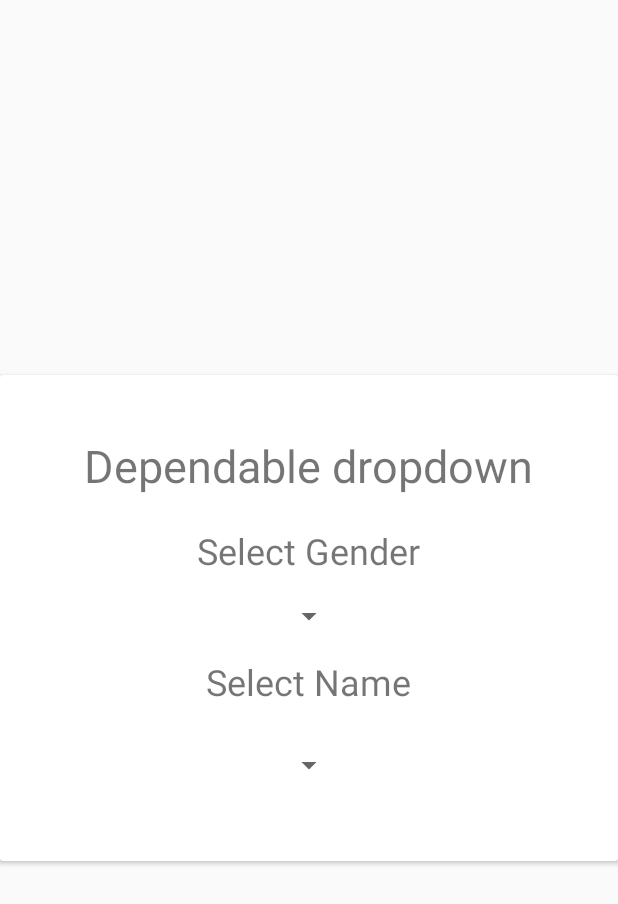
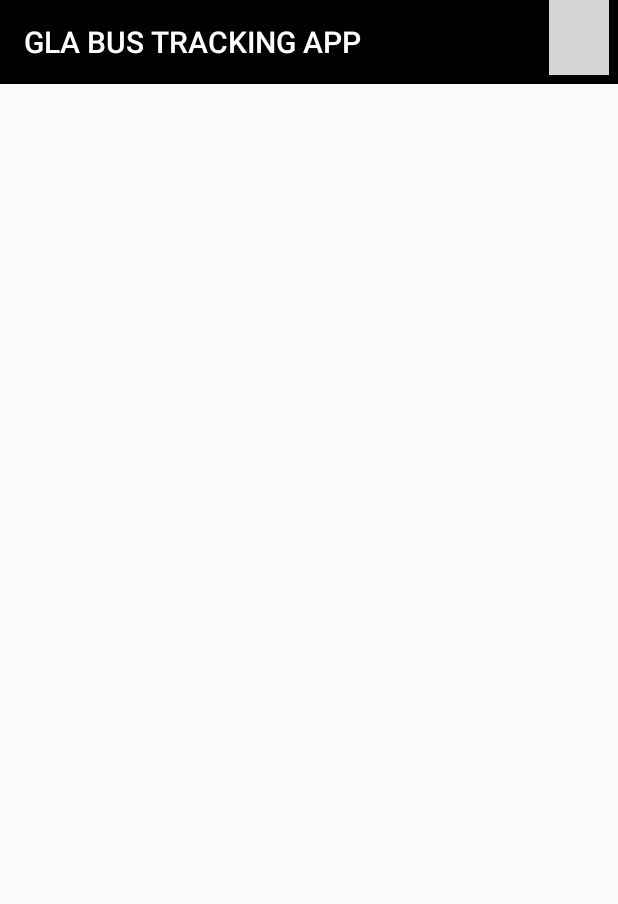
Before and after one commit to Dushyantsisodia2k22/Thrid_Year_Project_Secure_Seva, an Android app: the selectionActivity screen opened directly, with no data from a screen before it, on a phone screen of 412 x 824 dp. Shown: the top 904 px of the screen. Run offline under Robolectric (Android 15) with nearby library versions, the light colour scheme and no system bars; grey boxes are pictures that could not be loaded.

Commit message:
logout button working (no dialog box appear)

```diff
--- a/app/build.gradle
+++ b/app/build.gradle
@@ -34,6 +34,7 @@ dependencies {
     implementation 'androidx.appcompat:appcompat:1.6.1'
     implementation 'com.google.android.material:material:1.9.0'
     implementation 'androidx.constraintlayout:constraintlayout:2.1.4'
+    implementation 'com.google.firebase:firebase-auth:22.0.0'
     testImplementation 'junit:junit:4.13.2'
     androidTestImplementation 'androidx.test.ext:junit:1.1.5'
     androidTestImplementation 'androidx.test.espresso:espresso-core:3.5.1'
--- a/app/src/main/java/com/example/gla_final_2/selectionActivity.java
+++ b/app/src/main/java/com/example/gla_final_2/selectionActivity.java
@@ -1,14 +1,45 @@
 package com.example.gla_final_2;
 
 import androidx.appcompat.app.AppCompatActivity;
+import androidx.appcompat.widget.Toolbar;
 
+import android.content.Intent;
+import android.content.SharedPreferences;
 import android.os.Bundle;
+import android.view.View;
+import android.widget.Button;
+import android.widget.ImageView;
 
 public class selectionActivity extends AppCompatActivity {
+
+    public static final String PREFS_NAME = "MyPrefsFile";
+    public static final String PREF_KEY_HAS_LOGGED = "hasLogged";
 
     @Override
     protected void onCreate(Bundle savedInstanceState) {
         super.onCreate(savedInstanceState);
         setContentView(R.layout.activity_selection);
+        Toolbar toolbar = findViewById(R.id.toolbar);
+        setSupportActionBar(toolbar);
+
+        ImageView logoutButton = findViewById(R.id.logoutButton);
+        logoutButton.setOnClickListener(new View.OnClickListener() {
+            @Override
+            public void onClick(View v) {
+                // Handle logout button click here
+                saveLoggedStatus(false); // Mark user as logged out
+
+                Intent intent = new Intent(selectionActivity.this, login_Activity.class);
+                startActivity(intent);
+                finish(); // Optionally finish the current activity
+            }
+        });
+    }
+
+    private void saveLoggedStatus(boolean hasLogged) {
+        SharedPreferences sharedPreferences = getSharedPreferences(PREFS_NAME, MODE_PRIVATE);
+        SharedPreferences.Editor editor = sharedPreferences.edit();
+        editor.putBoolean(PREF_KEY_HAS_LOGGED, hasLogged);
+        editor.apply();
     }
 }
--- a/app/src/main/res/layout/activity_selection.xml
+++ b/app/src/main/res/layout/activity_selection.xml
@@ -1,65 +1,31 @@
-<?xml version="1.0" encoding="utf-8"?>
-<androidx.constraintlayout.widget.ConstraintLayout xmlns:android="http://schemas.android.com/apk/res/android"
-    xmlns:app="http://schemas.android.com/apk/res-auto"
+<RelativeLayout xmlns:android="http://schemas.android.com/apk/res/android"
     xmlns:tools="http://schemas.android.com/tools"
-    android:id="@+id/layout"
     android:layout_width="match_parent"
     android:layout_height="match_parent"
-    tools:context=".MainActivity">
+    xmlns:app="http://schemas.android.com/apk/res-auto"
+    tools:context=".login_Activity">
 
-    <androidx.cardview.widget.CardView
+    <androidx.appcompat.widget.Toolbar
+        android:id="@+id/toolbar"
         android:layout_width="match_parent"
-        android:layout_height="wrap_content"
-        android:layout_gravity="center"
-        app:layout_constraintBottom_toBottomOf="parent"
-        app:layout_constraintTop_toTopOf="parent"
-        tools:ignore="MissingConstraints">
+        android:layout_height="?attr/actionBarSize"
+        android:background="?attr/colorPrimary"
+        app:title="GLA BUS TRACKING APP"
+        app:titleTextColor="@color/white"
+        android:backgroundTint="@color/black"
+        />
 
-        <LinearLayout
-            android:layout_width="match_parent"
-            android:layout_height="match_parent"
-            android:layout_margin="30sp"
-            android:orientation="vertical">
+    <ImageView
+        android:id="@+id/logoutButton"
+        android:layout_width="40dp"
+        android:layout_height="50dp"
+        android:layout_alignParentEnd="true"
+        android:layout_marginEnd="6dp"
+        android:contentDescription="Logout"
+        android:src="@drawable/baseline_logout_24"
+        android:clickable="true"
+        android:onClick="logoutClicked"/>
 
-            <TextView
-                android:layout_width="wrap_content"
-                android:layout_height="wrap_content"
-                android:layout_gravity="center"
-                android:layout_marginVertical="10sp"
-                android:text="Dependable dropdown"
-                android:textSize="30sp" />
 
-            <TextView
-                android:layout_width="wrap_content"
-                android:layout_height="wrap_content"
-                android:layout_gravity="center"
-                android:layout_marginVertical="10sp"
-                android:text="Select Gender"
-                android:textSize="24sp" />
 
-            <Spinner
-                android:id="@+id/spinner_gender"
-                android:layout_width="wrap_content"
-                android:layout_height="wrap_content"
-                android:layout_gravity="center"
-                android:layout_marginVertical="5sp" />
-
-            <TextView
-                android:layout_width="wrap_content"
-                android:layout_height="wrap_content"
-                android:layout_gravity="center"
-                android:layout_marginVertical="10sp"
-                android:text="Select Name"
-                android:textSize="24sp" />
-
-            <Spinner
-                android:id="@+id/spinner_name"
-                android:layout_width="wrap_content"
-                android:layout_height="wrap_content"
-                android:layout_gravity="center"
-                android:layout_marginTop="5sp"
-                android:layout_marginBottom="10sp"
-                android:minHeight="48dp" />
-        </LinearLayout>
-    </androidx.cardview.widget.CardView>
-</androidx.constraintlayout.widget.ConstraintLayout>
+</RelativeLayout>
--- a/app/src/main/res/values/themes.xml
+++ b/app/src/main/res/values/themes.xml
@@ -13,4 +13,5 @@
         <item name="android:statusBarColor">?attr/colorPrimaryVariant</item>
         <!-- Customize your theme here. -->
     </style>
+
 </resources>
```
